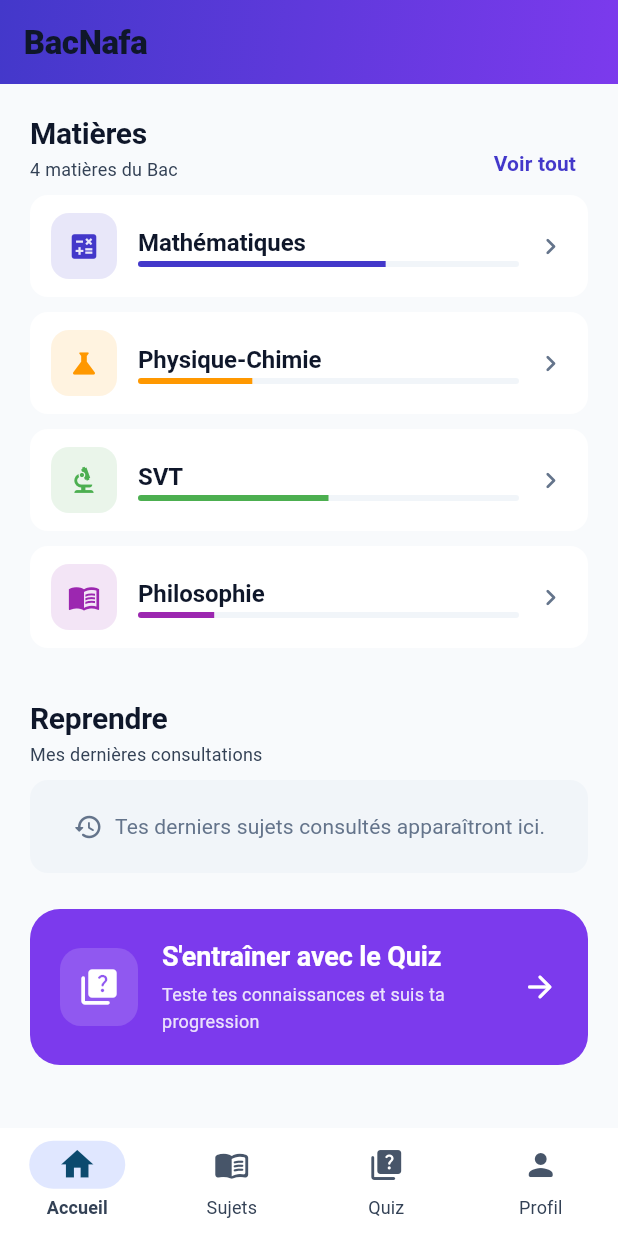
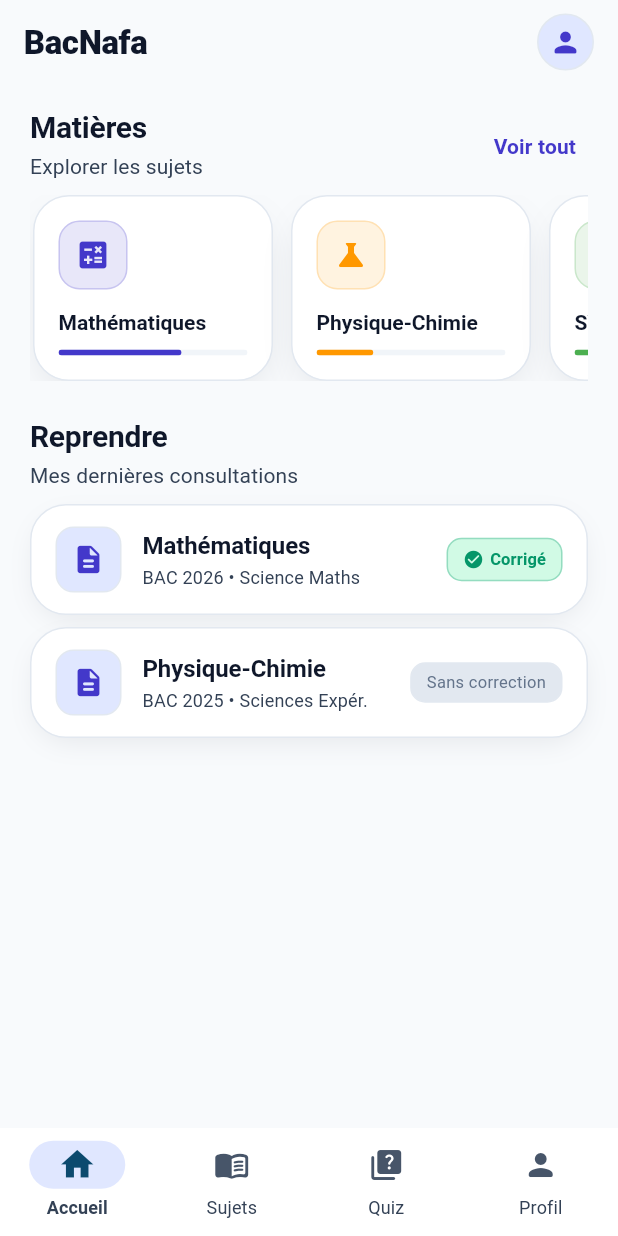
Before and after one commit to dialloabdoulghadirou1958-eng/bacnafa, a Flutter app: the HomePage screen opened by its route, on a phone screen of 412 x 824 dp. Run offline on Flutter 3.47's test engine with Material 3 defaults, Android fonts, the phone set to English and light mode, and no system bars; our stand-ins replace flutter_riverpod, go_router.

Commit message:
Refactor HomePage UI: new app bar, subject cards, recent exams, styling updates

```diff
--- a/lib/features/home/presentation/pages/home_page.dart
+++ b/lib/features/home/presentation/pages/home_page.dart
@@ -6,8 +6,10 @@ import 'package:bac_nafa/app/theme/app_colors.dart';
 import 'package:bac_nafa/app/theme/app_text_styles.dart';
 import 'package:bac_nafa/core/design/app_spacing.dart';
 import 'package:bac_nafa/core/design/app_radius.dart';
+import 'package:bac_nafa/core/design/app_shadows.dart';
+import 'package:bac_nafa/core/design/app_borders.dart';
 import 'package:bac_nafa/core/providers/mock_providers.dart';
-import 'package:bac_nafa/features/library/providers/library_providers.dart';
+import 'package:bac_nafa/core/widgets/app_card_premium.dart';
 
 class HomePage extends ConsumerWidget {
   const HomePage({super.key});
@@ -16,65 +18,67 @@ class HomePage extends ConsumerWidget {
   Widget build(BuildContext context, WidgetRef ref) {
     final user = ref.watch(currentUserProvider);
     final subjects = ref.watch(subjectsProvider);
-    final history = ref.watch(historyProvider);
 
     return Scaffold(
       body: CustomScrollView(
         slivers: [
-          _HomeHeader(user: user),
+          _HomeSliverAppBar(user: user),
           SliverPadding(
-            padding: const EdgeInsets.fromLTRB(20, 20, 20, 32),
-            sliver: SliverList(
-              delegate: SliverChildListDelegate.fixed([
-                _SectionTitle(
+            padding: const EdgeInsets.fromLTRB(20, 16, 20, 32),
+            sliver: SliverList.list(
+              children: [
+                _SectionHeader(
                   title: 'Matières',
-                  subtitle: '${subjects.length} matières du Bac',
+                  subtitle: 'Explorer les sujets',
                   action: 'Voir tout',
                   onAction: () => context.push(AppRoutes.subjects),
                 ),
                 SizedBox(height: AppSpacing.sm),
-                ...subjects.map((subject) => Padding(
-                  padding: const EdgeInsets.only(bottom: 10),
-                  child: _SubjectRow(
+                SizedBox(
+                  height: 124,
+                  child: ListView.separated(
+                    scrollDirection: Axis.horizontal,
+                    padding: const EdgeInsets.symmetric(horizontal: 2),
+                    itemCount: subjects.length,
+                    separatorBuilder: (_, _) => const SizedBox(width: 12),
+                    itemBuilder: (context, index) {
+                      final subject = subjects[index];
+                      return _SubjectCard(
                         title: subject.name,
-                    subtitle: subject.description,
                         icon: subject.icon,
                         color: subject.color,
                         progress: subject.progress,
                         onTap: () => context.push(AppRoutes.subjects),
+                      );
+                    },
                   ),
-                )),
+                ),
                 SizedBox(height: AppSpacing.lg),
 
-                _SectionTitle(
+                _SectionHeader(
                   title: 'Reprendre',
                   subtitle: 'Mes dernières consultations',
-                  action: history.isNotEmpty ? 'Bibliothèque' : null,
-                  onAction: () => context.push('/library'),
                 ),
                 SizedBox(height: AppSpacing.sm),
-                if (history.isEmpty)
-                  const _EmptyHint(
-                    message: 'Tes derniers sujets consultés apparaîtront ici.',
-                    icon: Icons.history_rounded,
-                  )
-                else
-                  ...history.take(5).map((item) => Padding(
-                    padding: const EdgeInsets.only(bottom: 10),
-                    child: _RecentRow(
-                      title: item.title,
-                      subtitle: '${item.subjectName} • ${item.year}',
-                      onTap: () => context.push('/exam/${item.itemId}'),
+                _RecentExamCard(
+                  subject: 'Mathématiques',
+                  year: 'BAC 2026',
+                  series: 'Science Maths',
+                  hasCorrection: true,
+                  onTap: () {},
                 ),
-                  )),
+                SizedBox(height: AppSpacing.sm),
+                _RecentExamCard(
+                  subject: 'Physique-Chimie',
+                  year: 'BAC 2025',
+                  series: 'Sciences Expér.',
+                  hasCorrection: false,
+                  onTap: () {},
+                ),
                 SizedBox(height: AppSpacing.lg),
 
-                _QuizAccessCard(
-                  count: subjects.length,
-                  onTap: () => context.push('/quiz/1'),
-                ),
                 SizedBox(height: AppSpacing.xxl),
-              ]),
+              ],
             ),
           ),
         ],
@@ -83,42 +87,55 @@ class HomePage extends ConsumerWidget {
   }
 }
 
-class _HomeHeader extends StatelessWidget {
+class _HomeSliverAppBar extends StatelessWidget {
   final dynamic user;
-  const _HomeHeader({required this.user});
+  const _HomeSliverAppBar({required this.user});
 
   @override
   Widget build(BuildContext context) {
     return SliverAppBar(
-      pinned: true,
-      expandedHeight: 0,
-      scrolledUnderElevation: 1,
-      surfaceTintColor: Colors.transparent,
-      automaticallyImplyLeading: false,
       title: Text(
         'BacNafa',
         style: AppTextStyles.headlineLarge.copyWith(fontWeight: FontWeight.w800),
       ),
-      flexibleSpace: Container(
-        decoration: const BoxDecoration(
-          gradient: LinearGradient(
-            begin: Alignment.topLeft,
-            end: Alignment.bottomRight,
-            colors: [AppColors.primary, AppColors.tertiary],
+      centerTitle: false,
+      pinned: true,
+      floating: false,
+      snap: false,
+      expandedHeight: 0,
+      scrolledUnderElevation: 1,
+      surfaceTintColor: Colors.transparent,
+      actions: [
+        Padding(
+          padding: const EdgeInsets.only(right: 16),
+          child: GestureDetector(
+            onTap: () => context.push(AppRoutes.profile),
+            child: Container(
+              width: 38,
+              height: 38,
+              decoration: BoxDecoration(
+                color: AppColors.primaryContainer,
+                borderRadius: BorderRadius.circular(AppRadius.circular),
+                border: Border.all(color: AppColors.borderSubtle, width: 1),
+              ),
+              child: Center(
+                child: Icon(Icons.person_rounded, color: AppColors.primary, size: 22),
               ),
             ),
           ),
+        ),
+      ],
     );
   }
 }
 
-class _SectionTitle extends StatelessWidget {
+class _SectionHeader extends StatelessWidget {
   final String title;
   final String subtitle;
   final String? action;
   final VoidCallback? onAction;
 
-  const _SectionTitle({
+  const _SectionHeader({
     required this.title,
     required this.subtitle,
     this.action,
@@ -128,7 +145,6 @@ class _SectionTitle extends StatelessWidget {
   @override
   Widget build(BuildContext context) {
     return Row(
-      crossAxisAlignment: CrossAxisAlignment.end,
       children: [
         Expanded(
           child: Column(
@@ -136,10 +152,7 @@ class _SectionTitle extends StatelessWidget {
             children: [
               Text(title, style: AppTextStyles.headlineSmall),
               const SizedBox(height: 2),
-              Text(
-                subtitle,
-                style: AppTextStyles.bodySmall.copyWith(color: AppColors.textSecondary),
-              ),
+              Text(subtitle, style: AppTextStyles.bodyMedium.copyWith(color: AppColors.textSecondary)),
             ],
           ),
         ),
@@ -162,17 +175,15 @@ class _SectionTitle extends StatelessWidget {
   }
 }
 
-class _SubjectRow extends StatelessWidget {
+class _SubjectCard extends StatelessWidget {
   final String title;
-  final String subtitle;
   final IconData icon;
   final Color color;
   final double progress;
   final VoidCallback onTap;
 
-  const _SubjectRow({
+  const _SubjectCard({
     required this.title,
-    required this.subtitle,
     required this.icon,
     required this.color,
     required this.progress,
@@ -181,51 +192,44 @@ class _SubjectRow extends StatelessWidget {
 
   @override
   Widget build(BuildContext context) {
-    return Material(
-      color: AppColors.surface,
-      borderRadius: BorderRadius.circular(AppRadius.medium),
-      clipBehavior: Clip.antiAlias,
-      child: InkWell(
+    return GestureDetector(
       onTap: onTap,
-        child: Padding(
-          padding: const EdgeInsets.symmetric(horizontal: 14, vertical: 12),
-          child: Row(
-            children: [
-              Container(
-                width: 44,
-                height: 44,
-                decoration: BoxDecoration(
-                  color: color.withValues(alpha: 0.12),
-                  borderRadius: BorderRadius.circular(12),
-                ),
-                child: Icon(icon, color: color, size: 22),
-              ),
-              const SizedBox(width: 14),
-              Expanded(
+      child: SizedBox(
+        width: 160,
+        child: AppCardPremium(
+          padding: const EdgeInsets.all(16),
+          shadows: AppShadows.medium,
+          border: AppBorders.subtle,
           child: Column(
             crossAxisAlignment: CrossAxisAlignment.start,
             children: [
+              Container(
+                padding: const EdgeInsets.all(10),
+                decoration: BoxDecoration(
+                  color: color.withValues(alpha: 0.12),
+                  borderRadius: BorderRadius.circular(14),
+                  border: Border.all(color: color.withValues(alpha: 0.2), width: 1),
+                ),
+                child: Icon(icon, color: color, size: 24),
+              ),
+              const SizedBox(height: 12),
               Text(
                 title,
-                      style: AppTextStyles.titleMedium.copyWith(fontWeight: FontWeight.w700),
+                style: AppTextStyles.titleSmall.copyWith(fontWeight: FontWeight.w700),
                 maxLines: 1,
                 overflow: TextOverflow.ellipsis,
               ),
-                    const SizedBox(height: 2),
+              const SizedBox(height: 8),
               ClipRRect(
-                      borderRadius: BorderRadius.circular(AppRadius.xs),
+                borderRadius: BorderRadius.circular(4),
                 child: LinearProgressIndicator(
                   value: progress,
                   minHeight: 4,
                   backgroundColor: AppColors.surfaceContainer,
                   valueColor: AlwaysStoppedAnimation<Color>(color),
+                  borderRadius: BorderRadius.circular(4),
                 ),
               ),
-                  ],
-                ),
-              ),
-              const SizedBox(width: 10),
-              Icon(Icons.chevron_right_rounded, color: AppColors.textTertiary, size: 22),
             ],
           ),
         ),
@@ -234,35 +238,36 @@ class _SubjectRow extends StatelessWidget {
   }
 }
 
-class _RecentRow extends StatelessWidget {
-  final String title;
-  final String subtitle;
+class _RecentExamCard extends StatelessWidget {
+  final String subject;
+  final String year;
+  final String series;
+  final bool hasCorrection;
   final VoidCallback onTap;
 
-  const _RecentRow({
-    required this.title,
-    required this.subtitle,
+  const _RecentExamCard({
+    required this.subject,
+    required this.year,
+    required this.series,
+    required this.hasCorrection,
     required this.onTap,
   });
 
   @override
   Widget build(BuildContext context) {
-    return Material(
-      color: AppColors.surface,
-      borderRadius: BorderRadius.circular(AppRadius.medium),
-      clipBehavior: Clip.antiAlias,
-      child: InkWell(
+    return AppCardPremium(
       onTap: onTap,
-        child: Padding(
-          padding: const EdgeInsets.symmetric(horizontal: 14, vertical: 12),
+      padding: const EdgeInsets.symmetric(horizontal: 16, vertical: 14),
+      shadows: AppShadows.soft,
+      border: AppBorders.subtle,
       child: Row(
         children: [
           Container(
-                width: 44,
-                height: 44,
+            padding: const EdgeInsets.all(10),
             decoration: BoxDecoration(
               color: AppColors.primaryContainer,
               borderRadius: BorderRadius.circular(12),
+              border: Border.all(color: AppColors.borderSubtle, width: 1),
             ),
             child: const Icon(Icons.description_rounded, color: AppColors.primary, size: 22),
           ),
@@ -271,111 +276,47 @@ class _RecentRow extends StatelessWidget {
             child: Column(
               crossAxisAlignment: CrossAxisAlignment.start,
               children: [
+                Text(subject, style: AppTextStyles.titleMedium.copyWith(fontWeight: FontWeight.w700)),
+                const SizedBox(height: 2),
+                Text('$year • $series', style: AppTextStyles.bodySmall.copyWith(color: AppColors.textSecondary)),
+              ],
+            ),
+          ),
+          if (hasCorrection)
+            Container(
+              padding: const EdgeInsets.symmetric(horizontal: 10, vertical: 5),
+              decoration: BoxDecoration(
+                color: AppColors.successContainer,
+                borderRadius: BorderRadius.circular(10),
+                border: Border.all(color: AppColors.success.withValues(alpha: 0.3), width: 1),
+              ),
+              child: Row(
+                mainAxisSize: MainAxisSize.min,
+                children: [
+                  Icon(Icons.check_circle_rounded, color: AppColors.success, size: 14),
+                  const SizedBox(width: 4),
                   Text(
-                      title,
-                      style: AppTextStyles.titleSmall.copyWith(fontWeight: FontWeight.w600),
-                      maxLines: 1,
-                      overflow: TextOverflow.ellipsis,
-                    ),
-                    const SizedBox(height: 2),
-                    Text(
-                      subtitle,
-                      style: AppTextStyles.labelSmall,
-                      maxLines: 1,
-                      overflow: TextOverflow.ellipsis,
+                    'Corrigé',
+                    style: TextStyle(fontSize: 11, fontWeight: FontWeight.w600, color: AppColors.success),
                   ),
                 ],
               ),
+            )
+          else
+            Container(
+              padding: const EdgeInsets.symmetric(horizontal: 10, vertical: 5),
+              decoration: BoxDecoration(
+                color: AppColors.surfaceContainerHigh,
+                borderRadius: BorderRadius.circular(10),
+                border: Border.all(color: AppColors.borderSubtle, width: 1),
               ),
-              const SizedBox(width: 8),
-              Icon(Icons.chevron_right_rounded, color: AppColors.textTertiary, size: 22),
-            ],
+              child: Text(
+                'Sans correction',
+                style: AppTextStyles.caption.copyWith(color: AppColors.textTertiary),
               ),
             ),
-      ),
-    );
-  }
-}
-
-class _EmptyHint extends StatelessWidget {
-  final String message;
-  final IconData icon;
-
-  const _EmptyHint({required this.message, required this.icon});
-
-  @override
-  Widget build(BuildContext context) {
-    return Container(
-      padding: const EdgeInsets.symmetric(vertical: 20, horizontal: 16),
-      decoration: BoxDecoration(
-        color: AppColors.surfaceContainer,
-        borderRadius: BorderRadius.circular(AppRadius.medium),
-      ),
-      child: Row(
-        mainAxisAlignment: MainAxisAlignment.center,
-        children: [
-          Icon(icon, color: AppColors.textTertiary, size: 20),
-          const SizedBox(width: 8),
-          Text(message, style: AppTextStyles.bodyMedium.copyWith(color: AppColors.textTertiary)),
         ],
       ),
     );
   }
 }
-
-class _QuizAccessCard extends StatelessWidget {
-  final int count;
-  final VoidCallback onTap;
-
-  const _QuizAccessCard({required this.count, required this.onTap});
-
-  @override
-  Widget build(BuildContext context) {
-    return Material(
-      color: AppColors.tertiary,
-      borderRadius: BorderRadius.circular(AppRadius.large),
-      clipBehavior: Clip.antiAlias,
-      child: InkWell(
-        onTap: onTap,
-        child: Padding(
-          padding: const EdgeInsets.all(20),
-          child: Row(
-            children: [
-              Container(
-                padding: const EdgeInsets.all(12),
-                decoration: BoxDecoration(
-                  color: AppColors.onTertiary.withValues(alpha: 0.15),
-                  borderRadius: BorderRadius.circular(14),
-                ),
-                child: const Icon(Icons.quiz_rounded, color: AppColors.onTertiary, size: 28),
-              ),
-              const SizedBox(width: 16),
-              Expanded(
-                child: Column(
-                  crossAxisAlignment: CrossAxisAlignment.start,
-                  children: [
-                    Text(
-                      'S\'entraîner avec le Quiz',
-                      style: AppTextStyles.titleLarge.copyWith(
-                        color: AppColors.onTertiary,
-                        fontWeight: FontWeight.w700,
-                      ),
-                    ),
-                    const SizedBox(height: 4),
-                    Text(
-                      'Teste tes connaissances et suis ta progression',
-                      style: AppTextStyles.bodySmall.copyWith(
-                        color: AppColors.onTertiary.withValues(alpha: 0.85),
-                      ),
-                    ),
-                  ],
-                ),
-              ),
-              const Icon(Icons.arrow_forward_rounded, color: AppColors.onTertiary, size: 24),
-            ],
-          ),
-        ),
-      ),
-    );
-  }
-}
```
Lines whose indentation alone changed are shown as unchanged.
